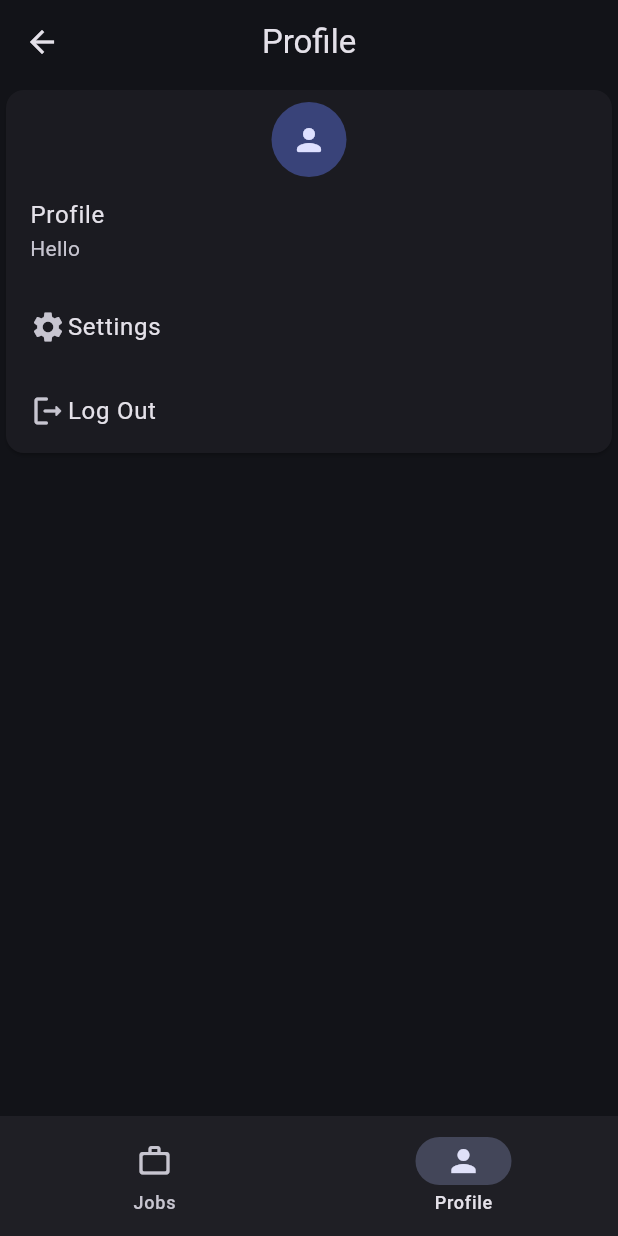
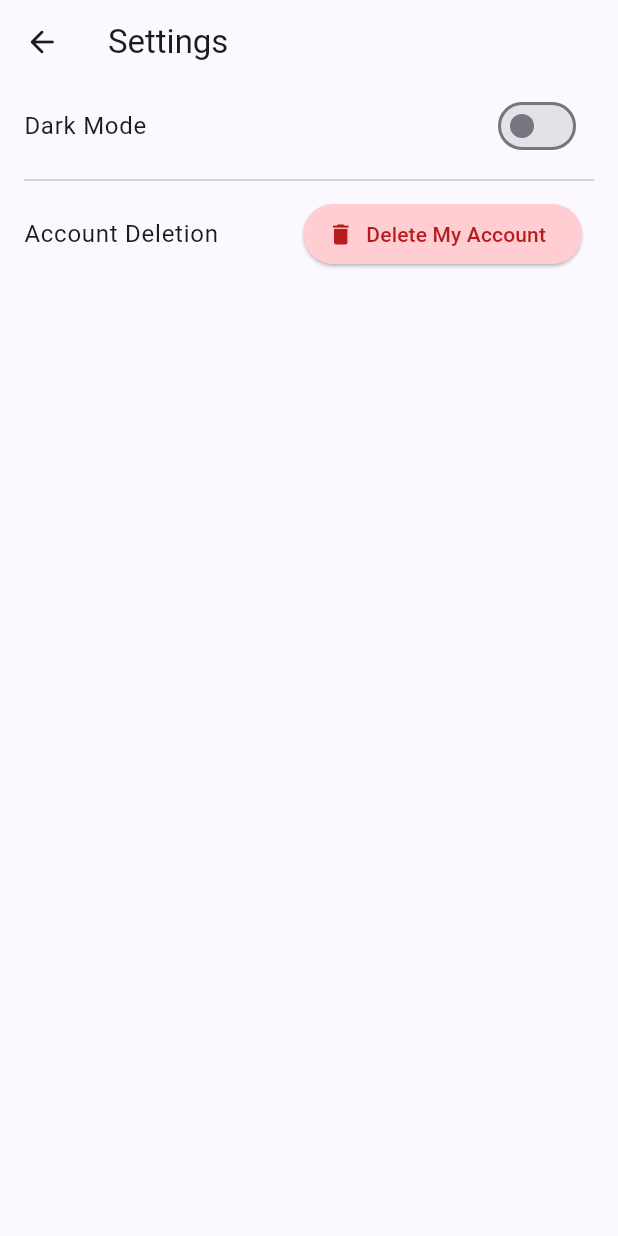
Before and after one commit to owaisali8/web-dev-project, a Flutter app: the Home screen opened by its route, item 2 of the bottom bar chosen, after a tap on "Settings", on a phone screen of 412 x 824 dp. Run offline on Flutter 3.47's test engine with Material 2 defaults, Android fonts, the light colour scheme and no system bars; our stand-ins replace localstorage.

Commit message:
Add Settings Page

```diff
--- a/frontend/mobile-app/kaam_daam/lib/main.dart
+++ b/frontend/mobile-app/kaam_daam/lib/main.dart
@@ -2,6 +2,7 @@ import 'package:flutter/material.dart';
 import 'package:kaam_daam/global/constants.dart';
 import 'package:kaam_daam/views/home.dart';
 import 'package:kaam_daam/views/login.dart';
+import 'package:kaam_daam/views/settings.dart';
 import 'package:kaam_daam/views/sign_up.dart';
 
 void main() {
@@ -27,9 +28,10 @@ class MyApp extends StatelessWidget {
             accessToken == null ? const Login() : const Home(),
         '/login': (context) => const Login(),
         '/sign-up': (context) => const SignUp(),
-        '/home': (context) => const Home()
+        '/home': (context) => const Home(),
+        '/settings':(context) => const Settings()
       },
-      themeMode: ThemeMode.dark,
+      themeMode: ThemeMode.light,
       theme: ThemeData(
         colorSchemeSeed: Colors.indigo,
         visualDensity: VisualDensity.standard,
--- a/frontend/mobile-app/kaam_daam/lib/views/home.dart
+++ b/frontend/mobile-app/kaam_daam/lib/views/home.dart
@@ -28,7 +28,8 @@ class _HomeState extends State<Home> {
         break;
     }
 
-    return Scaffold(
+    return SafeArea(
+      child: Scaffold(
         appBar: AppBar(
           title: Text(title),
           centerTitle: true,
@@ -73,7 +74,9 @@ class _HomeState extends State<Home> {
                 ),
                 const ListTile(title: Text('Profile'), subtitle: Text("Hello")),
                 ListTile(
-                onTap: () {},
+                  onTap: () {
+                    Navigator.pushNamed(context, '/settings');
+                  },
                   horizontalTitleGap: 1,
                   leading: const Icon(Icons.settings),
                   title: const Text('Settings'),
@@ -91,6 +94,7 @@ class _HomeState extends State<Home> {
             ),
           )
         ][selectedPageIndex],
+      ),
     );
   }
 }
--- /dev/null
+++ b/frontend/mobile-app/kaam_daam/lib/views/settings.dart
@@ -0,0 +1,64 @@
+import 'package:flutter/material.dart';
+
+class Settings extends StatelessWidget {
+   const Settings({super.key});
+
+
+  @override
+  Widget build(BuildContext context) {
+    return SafeArea(
+        child: Scaffold(
+      appBar: AppBar(
+        title: const Text('Settings'),
+        leading: IconButton(
+          icon: const Icon(Icons.arrow_back_rounded),
+          onPressed: () {
+            Navigator.pop(context);
+          },
+        ),
+      ),
+      body: Column(children: [
+        const SwitchListTileExample(title: 'Dark Mode'),
+        const Padding(
+          padding: EdgeInsets.symmetric(horizontal: 16.0),
+          child: Divider(),
+        ),
+        ListTile(
+          title: const Text("Account Deletion"),
+          trailing: ElevatedButton.icon(
+              style: ElevatedButton.styleFrom(
+                  backgroundColor: Colors.red[100],
+                  foregroundColor: Colors.red.shade900),
+              onPressed: () {},
+              icon: const Icon(Icons.delete),
+              label: const Text('Delete My Account')),
+        )
+      ]),
+    ));
+  }
+}
+
+class SwitchListTileExample extends StatefulWidget {
+  const SwitchListTileExample({super.key, required this.title,});
+  final String title;
+
+  @override
+  State<SwitchListTileExample> createState() => _SwitchListTileExampleState();
+}
+
+class _SwitchListTileExampleState extends State<SwitchListTileExample> {
+  bool _lights = false;
+  @override
+  Widget build(BuildContext context) {
+    return SwitchListTile(
+      title: Text(widget.title),
+      value: _lights,
+      activeColor: Colors.indigo,
+      onChanged: (bool value) {
+        setState(() {
+          _lights = value;
+        });
+      },
+    );
+  }
+}
```
Lines whose indentation alone changed are shown as unchanged.
